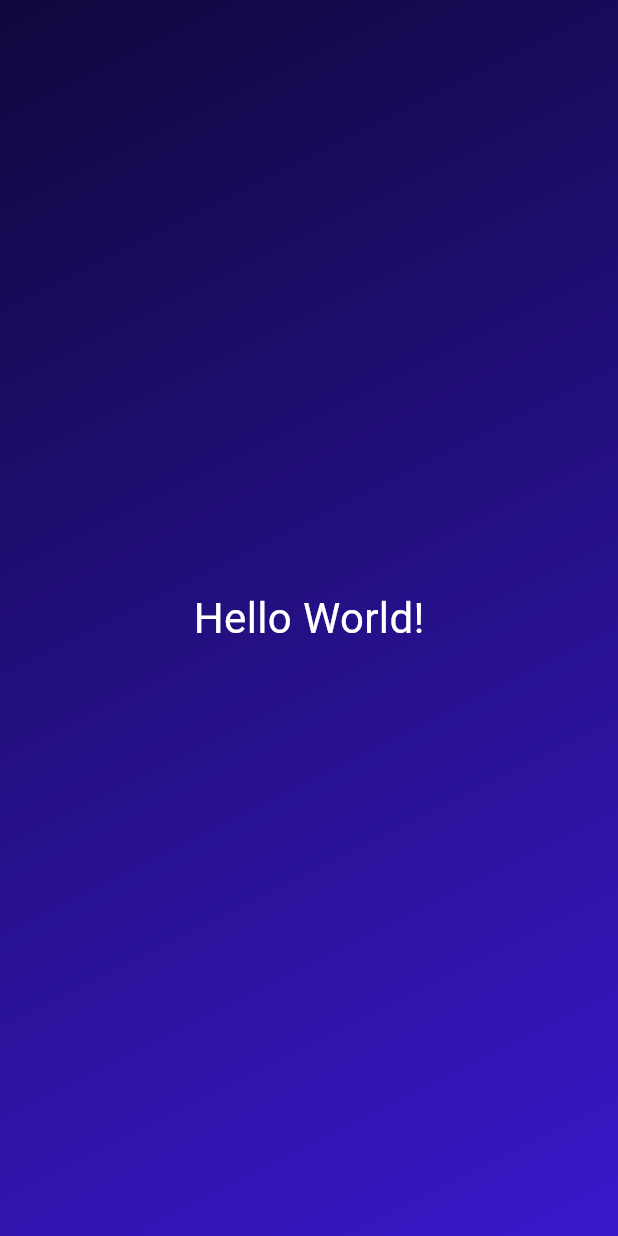
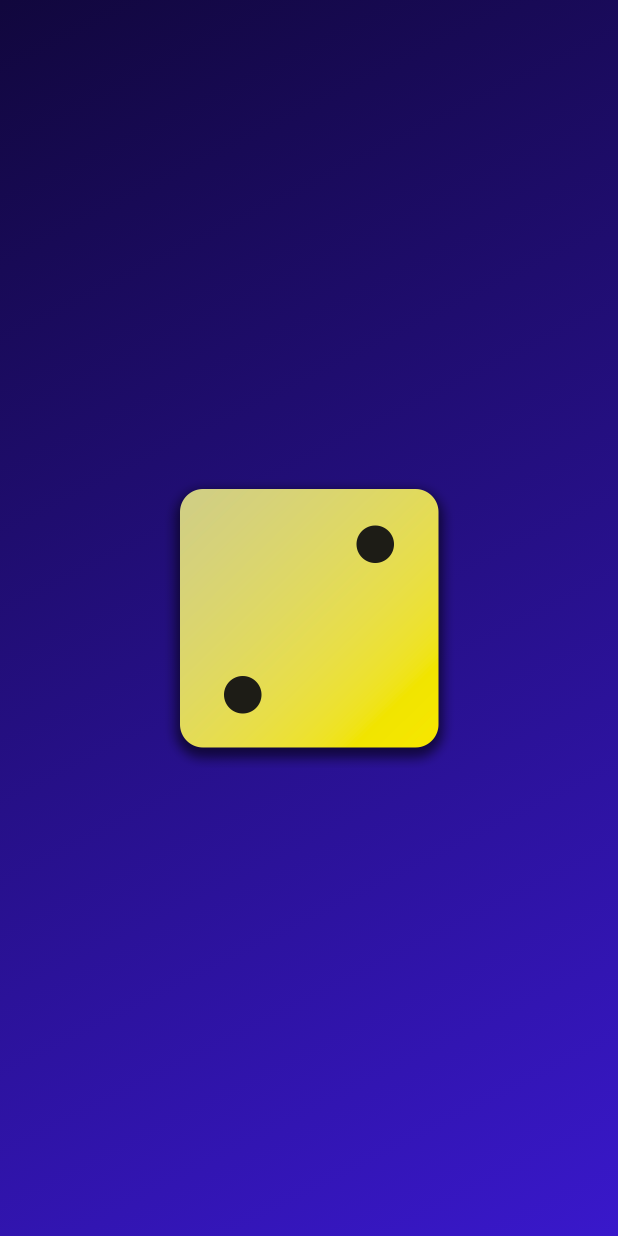
Before and after one commit to oBR1o/flutte_101, a Flutter app: the screen it shows after launch, on a phone screen of 412 x 824 dp. Run offline on Flutter 3.47's test engine with Material 3 defaults, Android fonts, the phone set to English and light mode, and no system bars.

```diff
--- a/lib/gradient_container.dart
+++ b/lib/gradient_container.dart
@@ -1,4 +1,3 @@
-import 'package:first_app/styled_text.dart';
 import 'package:flutter/material.dart';
 
 const startAlignment =
@@ -32,8 +31,11 @@ class GradientContainer extends StatelessWidget {
           end: endAlignment,
         ),
       ),
-      child: const Center(
-        child: StyledText('Hello World!'),
+      child: Center(
+        child: Image.asset(
+          'assets/images/dice-2.png',
+          width: 200,
+        ),
       ),
     );
   }
--- a/pubspec.yaml
+++ b/pubspec.yaml
@@ -59,9 +59,8 @@ flutter:
   uses-material-design: true
 
   # To add assets to your application, add an assets section, like this:
-  # assets:
-  #   - images/a_dot_burr.jpeg
-  #   - images/a_dot_ham.jpeg
+  assets:
+    - assets/images/dice-2.png
 
   # An image asset can refer to one or more resolution-specific "variants", see
   # https://flutter.dev/assets-and-images/#resolution-aware
```
Also changed, not shown: assets/images/dice-1.png (added), assets/images/dice-2.png (added), assets/images/dice-3.png (added), assets/images/dice-4.png (added), assets/images/dice-5.png (added), assets/images/dice-6.png (added).
